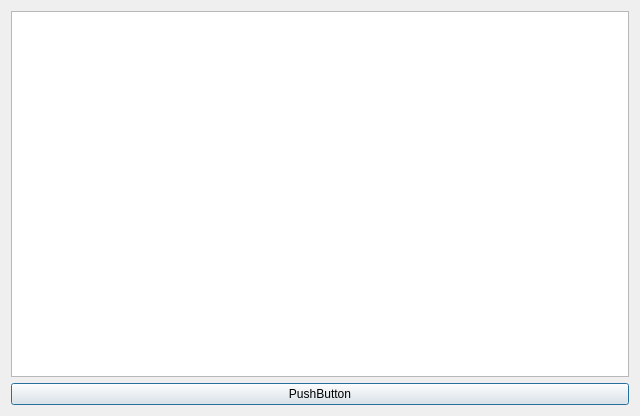
MrTrojan52/MERAGui, file dialog.ui: the form before one commit.
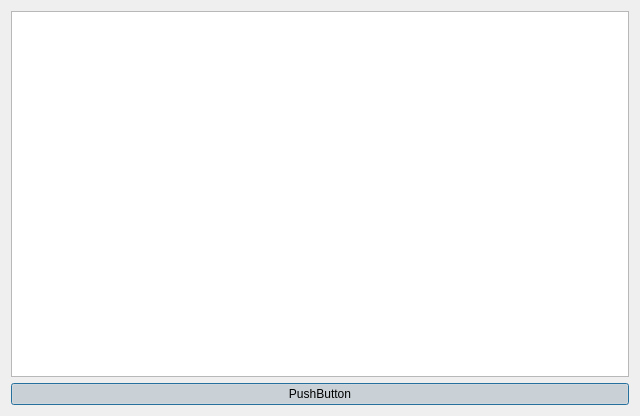
The form after the commit.

Commit message: Dynamic widget generation

What changed in the file:
```diff
--- a/dialog.ui
+++ b/dialog.ui
@@ -22,6 +22,18 @@
      <property name="text">
       <string>PushButton</string>
      </property>
+     <property name="checkable">
+      <bool>true</bool>
+     </property>
+     <property name="checked">
+      <bool>true</bool>
+     </property>
+     <property name="default">
+      <bool>false</bool>
+     </property>
+     <property name="flat">
+      <bool>false</bool>
+     </property>
     </widget>
    </item>
   </layout>
```
The commit also changes 2 other files.
